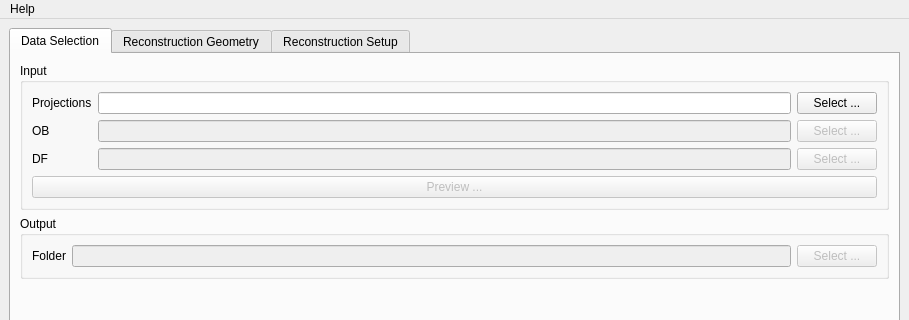
This is src/ui/main_application.ui in ornlneutronimaging/pyMBIR_UI as Qt 5 draws it before an edit; both pictures show x 0 to 909 and y 0 to 320 of the 909 by 492 pixel window. The edited form follows.
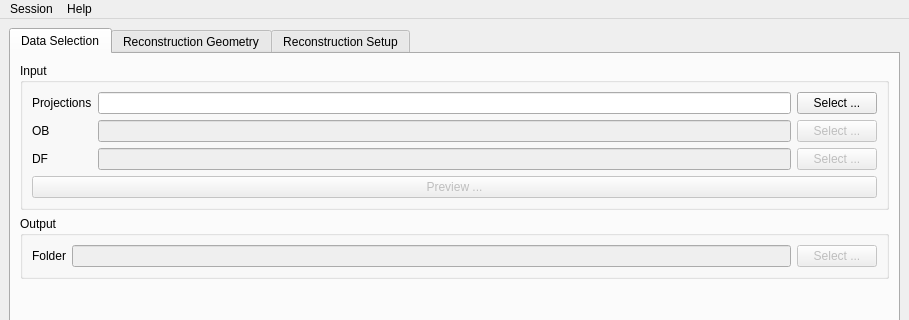
This is the edited form. Icons and pictures are not drawn.

Patch:
```diff
--- a/src/ui/main_application.ui
+++ b/src/ui/main_application.ui
@@ -203,6 +203,14 @@
     </property>
     <addaction name="actionLog_2"/>
    </widget>
+   <widget class="QMenu" name="menuSession">
+    <property name="title">
+     <string>Session</string>
+    </property>
+    <addaction name="actionLoadSession"/>
+    <addaction name="actionSaveSession"/>
+   </widget>
+   <addaction name="menuSession"/>
    <addaction name="menuHelp"/>
   </widget>
   <action name="actionSelect_new_instrument">
```
Left out of the diff: 50 changed lines with no effect on the pictures.
